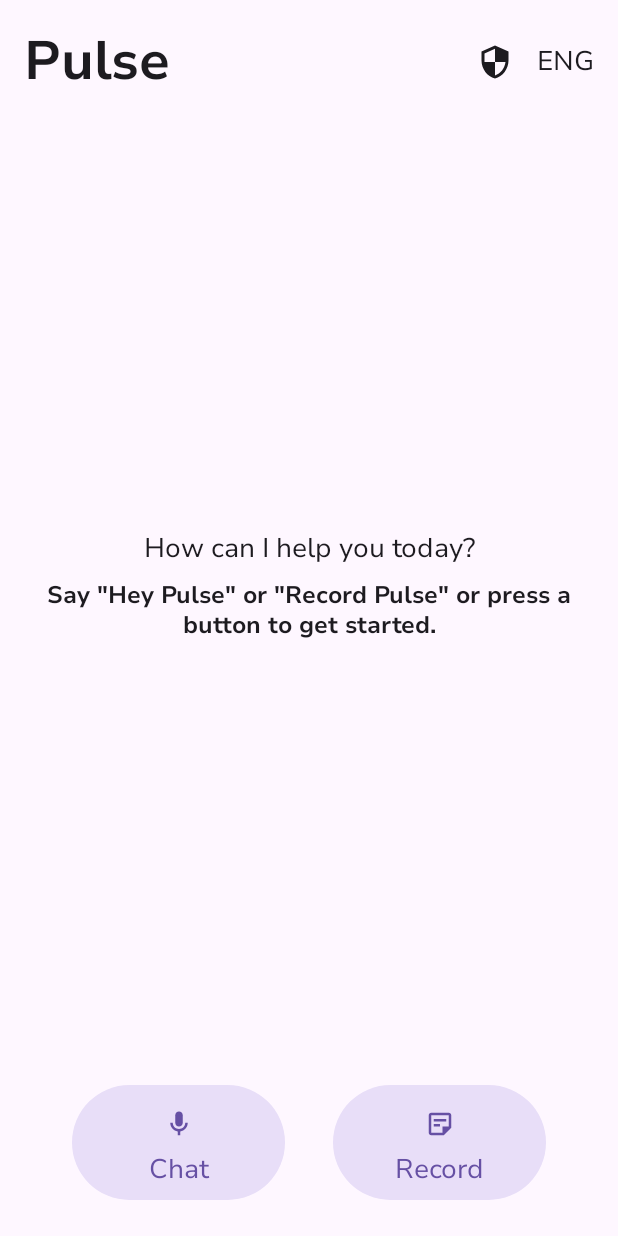
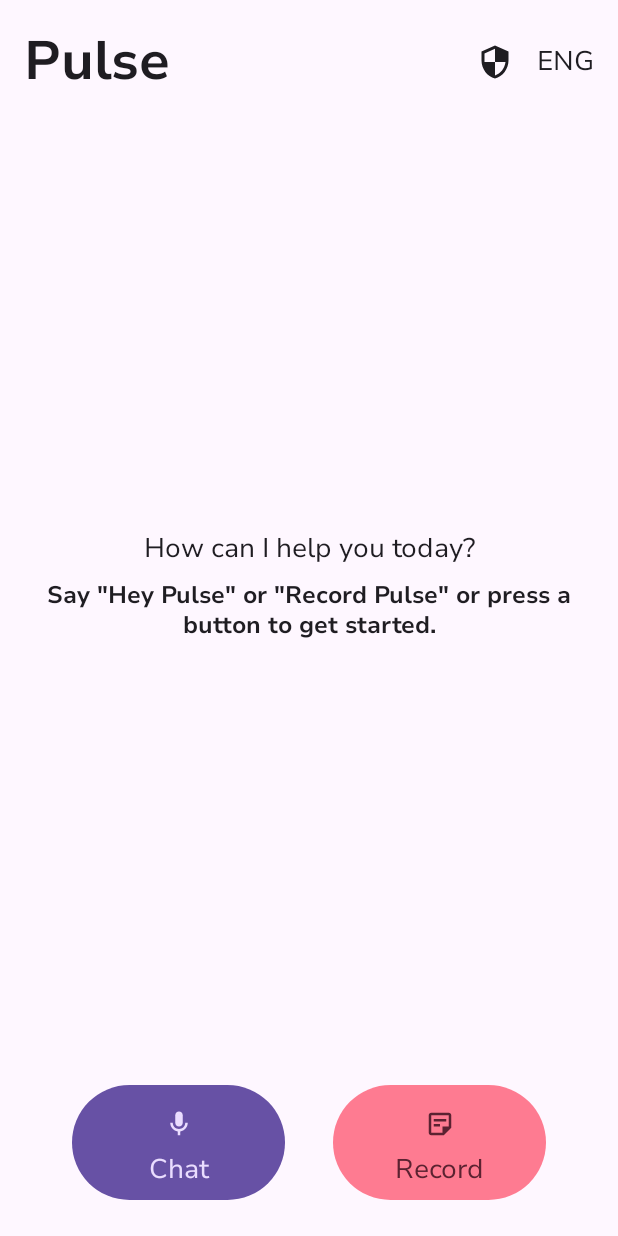
Before and after one commit to irzumjafri/pulse, an Android app built with Jetpack Compose: the screen it shows after launch (MainActivity), on a phone screen of 412 x 824 dp. Run offline under Robolectric (Android 15) with nearby library versions, the phone set to English and light mode, and no system bars.

Commit message:
added background color for listening

```diff
--- a/android/app/src/main/java/com/solita/pulse/ui/BottomAssistantBar.kt
+++ b/android/app/src/main/java/com/solita/pulse/ui/BottomAssistantBar.kt
@@ -2,6 +2,7 @@ package com.solita.pulse.ui
 
 import androidx.compose.foundation.background
 import androidx.compose.foundation.clickable
+import androidx.compose.foundation.isSystemInDarkTheme
 import androidx.compose.foundation.layout.Arrangement
 import androidx.compose.foundation.layout.Box
 import androidx.compose.foundation.layout.Column
@@ -17,6 +18,7 @@ import androidx.compose.material.icons.Icons
 import androidx.compose.material.icons.automirrored.outlined.StickyNote2
 import androidx.compose.material.icons.outlined.Mic
 import androidx.compose.material3.Icon
+import androidx.compose.material3.IconButton
 import androidx.compose.material3.MaterialTheme
 import androidx.compose.material3.Text
 import androidx.compose.runtime.Composable
@@ -24,6 +26,8 @@ import androidx.compose.ui.Alignment
 import androidx.compose.ui.Modifier
 import androidx.compose.ui.draw.clip
 import androidx.compose.ui.unit.dp
+import androidx.compose.ui.graphics.Color
+
 
 @Composable
 fun BottomAssistantBar(
@@ -43,7 +47,7 @@ fun BottomAssistantBar(
                 .weight(1f)
                 .defaultMinSize(minWidth = 100.dp)
                 .clip(RoundedCornerShape(50)) // Pill shape
-                .background(MaterialTheme.colorScheme.secondaryContainer) // Light gray background
+                .background(MaterialTheme.colorScheme.primary)
                 .padding(8.dp)
                 .clickable { onChatClick() },
 
@@ -61,22 +65,24 @@ fun BottomAssistantBar(
                     modifier = Modifier
                         .size(36.dp)
                         .padding(8.dp),
-                    tint = MaterialTheme.colorScheme.primary
+                    tint = MaterialTheme.colorScheme.primaryContainer
                 )
                 Text(
                     "Chat",
-                    color = MaterialTheme.colorScheme.primary
+                    color = MaterialTheme.colorScheme.primaryContainer
                 )
             }
         }
         Spacer(modifier = Modifier.width(32.dp))
         Box(
             modifier = Modifier
+
                 .weight(1f)
                 .defaultMinSize(minWidth = 100.dp)
                 .clip(RoundedCornerShape(50))
-                .background(MaterialTheme.colorScheme.secondaryContainer) // Light gray background
+                .background(if (isSystemInDarkTheme()) Color(0xFF5A202F) else Color(0xFFFF7A90))
                 .padding(8.dp)
+
                 .clickable { onRecordClick() },
 
             contentAlignment = Alignment.Center
@@ -88,17 +94,20 @@ fun BottomAssistantBar(
             )
             {
                 // Voice Input Button
+
                 Icon(
                     imageVector = Icons.AutoMirrored.Outlined.StickyNote2,// Replace with your mic icon
                     contentDescription = "Voice Input",
                     modifier = Modifier
                         .size(36.dp)
                         .padding(8.dp),
-                    tint = MaterialTheme.colorScheme.primary
+                    tint = if (isSystemInDarkTheme()) Color(0xFFFF7A90) else Color(0xFF5A202F)
                 )
+
+
                 Text(
                     "Record",
-                    color = MaterialTheme.colorScheme.primary
+                    color = if (isSystemInDarkTheme()) Color(0xFFFF7A90) else Color(0xFF5A202F)
                 )
             }
         }
--- a/android/app/src/main/java/com/solita/pulse/ui/ChatBubble.kt
+++ b/android/app/src/main/java/com/solita/pulse/ui/ChatBubble.kt
@@ -21,9 +21,9 @@ import com.solita.pulse.models.MessageType
 fun ChatBubble(message: String, messageType: MessageType) {
     // Define light and dark mode colors for each message type
     val (lightBubbleColor, darkBubbleColor) = when (messageType) {
-        MessageType.Chat -> Pair(
-            Color(0xFFAEE6FF), Color(0xFF1E3A5A)
-        ) // Light: #AEE6FF, Dark: #1E3A5A
+        MessageType.Chat -> Pair(MaterialTheme.colorScheme.primaryContainer,
+            MaterialTheme.colorScheme.primaryContainer)
+
         MessageType.Record -> Pair(
             Color(0xFFFF7A90), Color(0xFF5A202F)
         ) // Light: #FF7A90, Dark: #5A202F
--- a/android/app/src/main/java/com/solita/pulse/ui/VoiceAssistantApp.kt
+++ b/android/app/src/main/java/com/solita/pulse/ui/VoiceAssistantApp.kt
@@ -3,6 +3,7 @@ package com.solita.pulse.ui
 import android.speech.SpeechRecognizer
 import android.speech.tts.TextToSpeech
 import android.util.Log
+import androidx.compose.foundation.background
 import androidx.compose.foundation.clickable
 import androidx.compose.foundation.layout.Arrangement
 import androidx.compose.foundation.layout.Box
@@ -23,11 +24,16 @@ import androidx.compose.material3.DropdownMenu
 import androidx.compose.material3.DropdownMenuItem
 import androidx.compose.material3.Icon
 import androidx.compose.material3.MaterialTheme
+import androidx.compose.material3.MaterialTheme.colorScheme
 import androidx.compose.material3.Scaffold
 import androidx.compose.material3.Text
+import androidx.compose.animation.animateColor
+import androidx.compose.animation.core.FastOutLinearInEasing
+import androidx.compose.animation.core.tween
 import androidx.compose.runtime.Composable
 import androidx.compose.runtime.LaunchedEffect
 import androidx.compose.runtime.getValue
+import androidx.compose.runtime.mutableIntStateOf
 import androidx.compose.runtime.mutableStateListOf
 import androidx.compose.runtime.mutableStateOf
 import androidx.compose.runtime.remember
@@ -35,8 +41,13 @@ import androidx.compose.runtime.rememberCoroutineScope
 import androidx.compose.runtime.setValue
 import androidx.compose.ui.Alignment
 import androidx.compose.ui.Modifier
+import androidx.compose.ui.graphics.Brush
+import androidx.compose.ui.graphics.Color
 import androidx.compose.ui.text.style.TextAlign
 import androidx.compose.ui.unit.dp
+import androidx.compose.animation.animateColorAsState
+import androidx.compose.runtime.getValue
+import androidx.compose.ui.graphics.graphicsLayer
 import com.solita.pulse.models.MessageType
 import com.solita.pulse.network.NetworkUtils
 import com.solita.pulse.speech.SpeechManager
@@ -57,7 +68,40 @@ fun VoiceAssistantApp(
     var isRecordActive by remember { mutableStateOf(false) }
     var isSecurityModeActive by remember { mutableStateOf(false) }
     var isLanguageMenuExpanded by remember { mutableStateOf(false) }
+    var isListening by remember { mutableIntStateOf(0) }
     var customMessage by remember { mutableStateOf("") }
+
+    fun updateIsListening(newValue: Int) {
+        if (newValue in 0..2) {
+            isListening = newValue
+        } else {
+            Log.e("VoiceAssistantApp", "Invalid value for isListening: $newValue")
+        }
+    }
+
+    val animatedColor1 by animateColorAsState(
+        targetValue = when (isListening) {
+            1 -> colorScheme.primaryContainer.copy(alpha = 0.5f)
+            2 -> Color(0xFF5A202F).copy(alpha = 0.5f)
+            else -> Color.Transparent
+        },
+        animationSpec = tween(durationMillis = 1000, easing = FastOutLinearInEasing), label = ""
+    )
+    val animatedColor2 by animateColorAsState(
+        targetValue = when (isListening) {
+            1 -> colorScheme.primary.copy(alpha = 0.2f)
+            2 -> Color(0xFFFF7A90).copy(alpha = 0.2f)
+            else -> Color.Transparent
+        },
+        animationSpec = tween(durationMillis = 1000, easing = FastOutLinearInEasing), label = ""
+    )
+
+    val backgroundGradient =
+        Brush.verticalGradient(
+            listOf(Color.Transparent, animatedColor1, animatedColor2)
+        )
+    if (isListening == 0) {
+            }
 
 
     LaunchedEffect(chatHistory.size) {
@@ -66,12 +110,15 @@ fun VoiceAssistantApp(
         }
     }
 
-    Scaffold(modifier = Modifier.fillMaxSize()) { innerPadding ->
+    Scaffold(
+        modifier = Modifier.fillMaxSize()
+    ) { innerPadding ->
         Column(
             modifier = Modifier
                 .padding(innerPadding)
-                .fillMaxSize(),
-            verticalArrangement = Arrangement.SpaceBetween
+                .background(backgroundGradient, alpha = 1f)
+                .graphicsLayer { alpha = 0.99f }
+                .fillMaxSize(), verticalArrangement = Arrangement.SpaceBetween
         ) {
             // Top section with Logo and Icons
             Row(
@@ -84,7 +131,7 @@ fun VoiceAssistantApp(
                 Text(
                     text = "Pulse",
                     style = MaterialTheme.typography.titleLarge,
-                    color = MaterialTheme.colorScheme.onBackground
+                    color = colorScheme.onBackground
                 )
                 Row(
                     horizontalArrangement = Arrangement.spacedBy(16.dp),
@@ -94,7 +141,7 @@ fun VoiceAssistantApp(
                     Box(contentAlignment = Alignment.Center) {
                         Icon(imageVector = Icons.Default.Security,
                             contentDescription = "Private Mode",
-                            tint = MaterialTheme.colorScheme.onBackground,
+                            tint = colorScheme.onBackground,
                             modifier = Modifier.clickable {
                                 // Toggle security mode
                                 isSecurityModeActive = !isSecurityModeActive
@@ -109,11 +156,10 @@ fun VoiceAssistantApp(
                     Box(contentAlignment = Alignment.Center) {
                         Text(text = if (selectedLocale.language == "en") "ENG" else "FIN",
                             style = MaterialTheme.typography.bodyLarge,
-                            color = MaterialTheme.colorScheme.onBackground,
+                            color = colorScheme.onBackground,
                             modifier = Modifier.clickable { isLanguageMenuExpanded = true })
 
-                        DropdownMenu(
-                            modifier = Modifier.width(120.dp),
+                        DropdownMenu(modifier = Modifier.width(120.dp),
                             expanded = isLanguageMenuExpanded,
                             onDismissRequest = { isLanguageMenuExpanded = false }) {
                             DropdownMenuItem(text = { Text("English") }, onClick = {
@@ -134,14 +180,14 @@ fun VoiceAssistantApp(
                 Column(
                     modifier = Modifier
                         .fillMaxWidth()
-                        .padding(horizontal = 16.dp),
+                        .padding(horizontal = 16.dp, vertical = 16.dp),
                     verticalArrangement = Arrangement.Center,
                     horizontalAlignment = Alignment.CenterHorizontally
                 ) {
                     Text(
                         text = "How can I help you today?",
                         style = MaterialTheme.typography.bodyLarge,
-                        color = MaterialTheme.colorScheme.onBackground,
+                        color = colorScheme.onBackground,
                         textAlign = TextAlign.Center
                     )
                     Spacer(modifier = Modifier.height(8.dp))
@@ -149,7 +195,7 @@ fun VoiceAssistantApp(
                         Text(
                             text = "Say \"Hey Pulse\" or \"Record Pulse\" or press a button to get started.",
                             style = MaterialTheme.typography.bodyMedium,
-                            color = MaterialTheme.colorScheme.onBackground,
+                            color = colorScheme.onBackground,
                             textAlign = TextAlign.Center
                         )
                     }
@@ -170,12 +216,13 @@ fun VoiceAssistantApp(
                     }
                     if (currentUserMessage.isNotEmpty()) {
                         item {
-                            ChatBubble(message = currentUserMessage, messageType = MessageType.Chat)
+                            ChatBubble(
+                                message = currentUserMessage, messageType = MessageType.Chat
+                            )
                         }
                     }
                 }
             }
-
             // Bottom Navigation Section with Toggle Button
             Row(
                 modifier = Modifier
@@ -247,7 +294,8 @@ fun VoiceAssistantApp(
                             chatHistory,
                             coroutineScope,
                             "/chat",
-                            textToSpeech
+                            textToSpeech,
+                            ::updateIsListening
                         )
                     }, onRecordClick = {
                         textToSpeech.stop()
@@ -260,11 +308,14 @@ fun VoiceAssistantApp(
                             chatHistory,
                             coroutineScope,
                             "/record",
-                            textToSpeech
+                            textToSpeech,
+                            ::updateIsListening
                         )
                     })
                 }
             }
         }
     }
+
+
 }
--- a/android/app/src/main/java/com/solita/pulse/ui/theme/Theme.kt
+++ b/android/app/src/main/java/com/solita/pulse/ui/theme/Theme.kt
@@ -41,7 +41,7 @@ fun PulseTheme(
     content: @Composable () -> Unit
 ) {
     val colorScheme = when {
-        dynamicColor && Build.VERSION.SDK_INT >= Build.VERSION_CODES.S -> {
+        dynamicColor -> {
             val context = LocalContext.current
             if (darkTheme) dynamicDarkColorScheme(context) else dynamicLightColorScheme(context)
         }
```
Also changed, not shown: android/app/src/main/java/com/solita/pulse/speech/SpeechManager.kt (+12 -7 lines).
